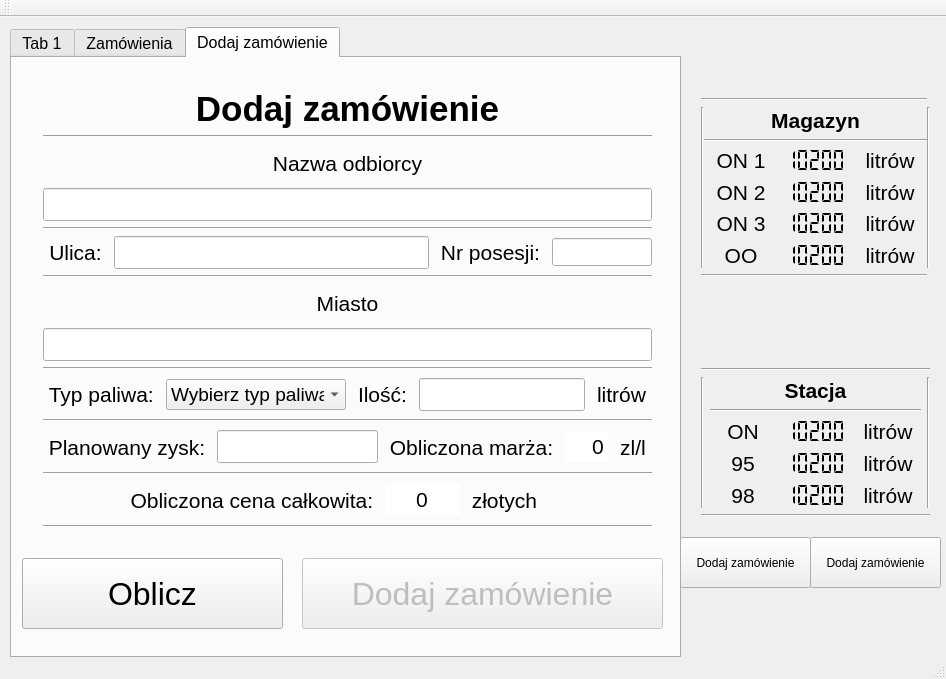
The window that mainwindow.ui (gumikola/stacja-paliwowa) describes before a commit, drawn with Qt 5.
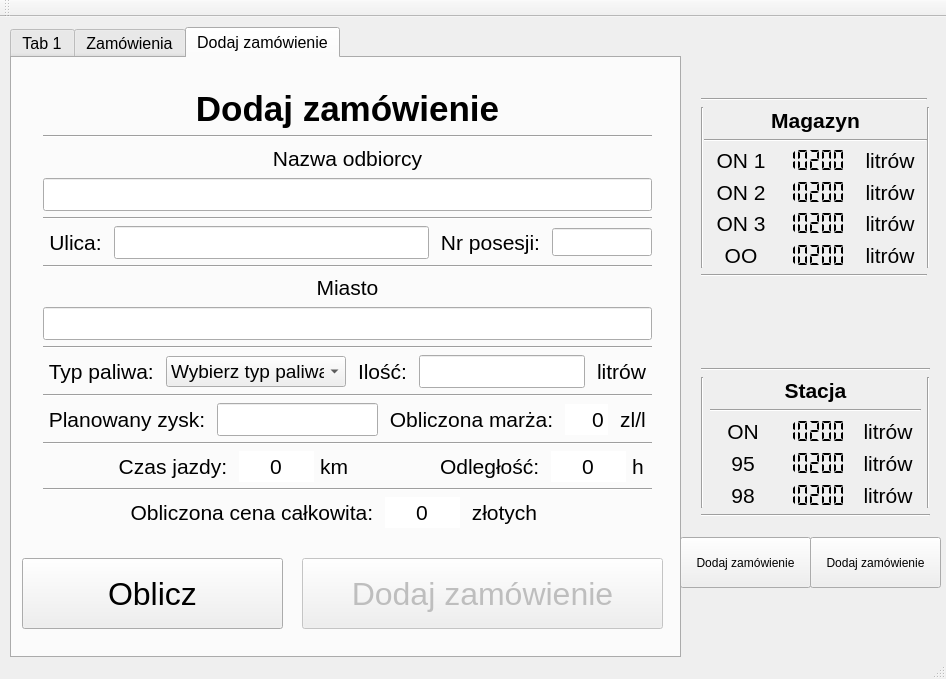
The same window after the commit.

Commit message: added new fields in add order tab: travel time and distance

```diff
--- a/mainwindow.ui
+++ b/mainwindow.ui
@@ -1186,14 +1186,14 @@
        <item>
         <layout class="QHBoxLayout" name="horizontalLayout_4">
          <item>
-          <widget class="QLabel" name="label_23">
+          <widget class="QLabel" name="label_26">
            <property name="font">
             <font>
              <pointsize>16</pointsize>
             </font>
            </property>
            <property name="text">
-            <string>               Obliczona cena całkowita: </string>
+            <string>Czas jazdy: </string>
            </property>
            <property name="alignment">
             <set>Qt::AlignRight|Qt::AlignTrailing|Qt::AlignVCenter</set>
@@ -1201,7 +1201,7 @@
           </widget>
          </item>
          <item>
-          <widget class="QLineEdit" name="addOrderTabTotalPrice">
+          <widget class="QLineEdit" name="addOrderTabTravelTime">
            <property name="maximumSize">
             <size>
              <width>75</width>
@@ -1228,14 +1228,83 @@
           </widget>
          </item>
          <item>
-          <widget class="QLabel" name="label_24">
+          <widget class="QLabel" name="label_28">
+           <property name="maximumSize">
+            <size>
+             <width>30</width>
+             <height>16777215</height>
+            </size>
+           </property>
            <property name="font">
             <font>
              <pointsize>16</pointsize>
             </font>
            </property>
            <property name="text">
-            <string> złotych</string>
+            <string>km</string>
+           </property>
+           <property name="alignment">
+            <set>Qt::AlignLeading|Qt::AlignLeft|Qt::AlignVCenter</set>
+           </property>
+          </widget>
+         </item>
+         <item>
+          <widget class="QLabel" name="label_25">
+           <property name="font">
+            <font>
+             <pointsize>16</pointsize>
+            </font>
+           </property>
+           <property name="text">
+            <string>Odległość: </string>
+           </property>
+           <property name="alignment">
+            <set>Qt::AlignRight|Qt::AlignTrailing|Qt::AlignVCenter</set>
+           </property>
+          </widget>
+         </item>
+         <item>
+          <widget class="QLineEdit" name="addOrderTabDistance">
+           <property name="maximumSize">
+            <size>
+             <width>75</width>
+             <height>16777215</height>
+            </size>
+           </property>
+           <property name="font">
+            <font>
+             <pointsize>16</pointsize>
+            </font>
+           </property>
+           <property name="text">
+            <string>0</string>
+           </property>
+           <property name="frame">
+            <bool>false</bool>
+           </property>
+           <property name="alignment">
+            <set>Qt::AlignCenter</set>
+           </property>
+           <property name="readOnly">
+            <bool>true</bool>
+           </property>
+          </widget>
+         </item>
+         <item>
+          <widget class="QLabel" name="label_27">
+           <property name="maximumSize">
+            <size>
+             <width>20</width>
+             <height>16777215</height>
+            </size>
+           </property>
+           <property name="font">
+            <font>
+             <pointsize>16</pointsize>
+            </font>
+           </property>
+           <property name="text">
+            <string>h</string>
            </property>
            <property name="alignment">
             <set>Qt::AlignLeading|Qt::AlignLeft|Qt::AlignVCenter</set>
@@ -1251,6 +1320,67 @@
          </property>
         </widget>
        </item>
+       <item>
+        <layout class="QHBoxLayout" name="horizontalLayout_5">
+         <item>
+          <widget class="QLabel" name="label_23">
+           <property name="font">
+            <font>
+             <pointsize>16</pointsize>
+            </font>
+           </property>
+           <property name="text">
+            <string>               Obliczona cena całkowita: </string>
+           </property>
+           <property name="alignment">
+            <set>Qt::AlignRight|Qt::AlignTrailing|Qt::AlignVCenter</set>
+           </property>
+          </widget>
+         </item>
+         <item>
+          <widget class="QLineEdit" name="addOrderTabTotalPrice">
+           <property name="maximumSize">
+            <size>
+             <width>75</width>
+             <height>16777215</height>
+            </size>
+           </property>
+           <property name="font">
+            <font>
+             <pointsize>16</pointsize>
+            </font>
+           </property>
+           <property name="text">
+            <string>0</string>
+           </property>
+           <property name="frame">
+            <bool>false</bool>
+           </property>
+           <property name="alignment">
+            <set>Qt::AlignCenter</set>
+           </property>
+           <property name="readOnly">
+            <bool>true</bool>
+           </property>
+          </widget>
+         </item>
+         <item>
+          <widget class="QLabel" name="label_24">
+           <property name="font">
+            <font>
+             <pointsize>16</pointsize>
+            </font>
+           </property>
+           <property name="text">
+            <string> złotych</string>
+           </property>
+           <property name="alignment">
+            <set>Qt::AlignLeading|Qt::AlignLeft|Qt::AlignVCenter</set>
+           </property>
+          </widget>
+         </item>
+        </layout>
+       </item>
       </layout>
      </widget>
     </widget>
```
The commit also changes 2 other files.
